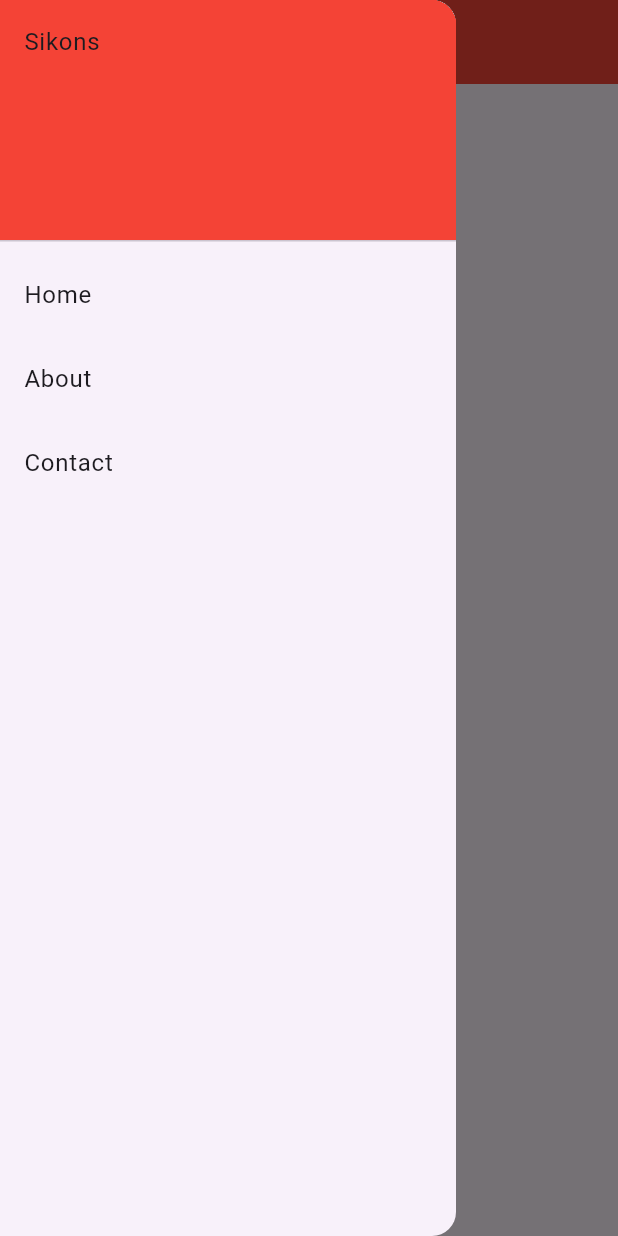
After one commit to iqbalfarhan/sikonsflutter, a Flutter app: the screen it shows after launch, with the side drawer open, on a phone screen of 412 x 824 dp. The commit adds this screen. Run offline on Flutter 3.47's test engine with Material 3 defaults, Android fonts, the light colour scheme and no system bars.

Commit message:
membuat partial

```diff
--- /dev/null
+++ b/lib/partials/drawer_partial.dart
@@ -0,0 +1,30 @@
+import 'package:flutter/material.dart';
+
+class DrawerPartial extends StatelessWidget {
+  const DrawerPartial({super.key});
+
+  @override
+  Widget build(BuildContext context) {
+    return Drawer(
+      child: ListView(
+        children: const [
+          DrawerHeader(
+            decoration: BoxDecoration(
+              color: Colors.red,
+            ),
+            child: Text("Sikons"),
+          ),
+          ListTile(
+            title: Text("Home"),
+          ),
+          ListTile(
+            title: Text("About"),
+          ),
+          ListTile(
+            title: Text("Contact"),
+          ),
+        ],
+      ),
+    );
+  }
+}
```
Also changed, not shown: lib/partials/appbar_partial.dart (added, +17 -0 lines), lib/screens/home_screen.dart (+2 -21 lines).
